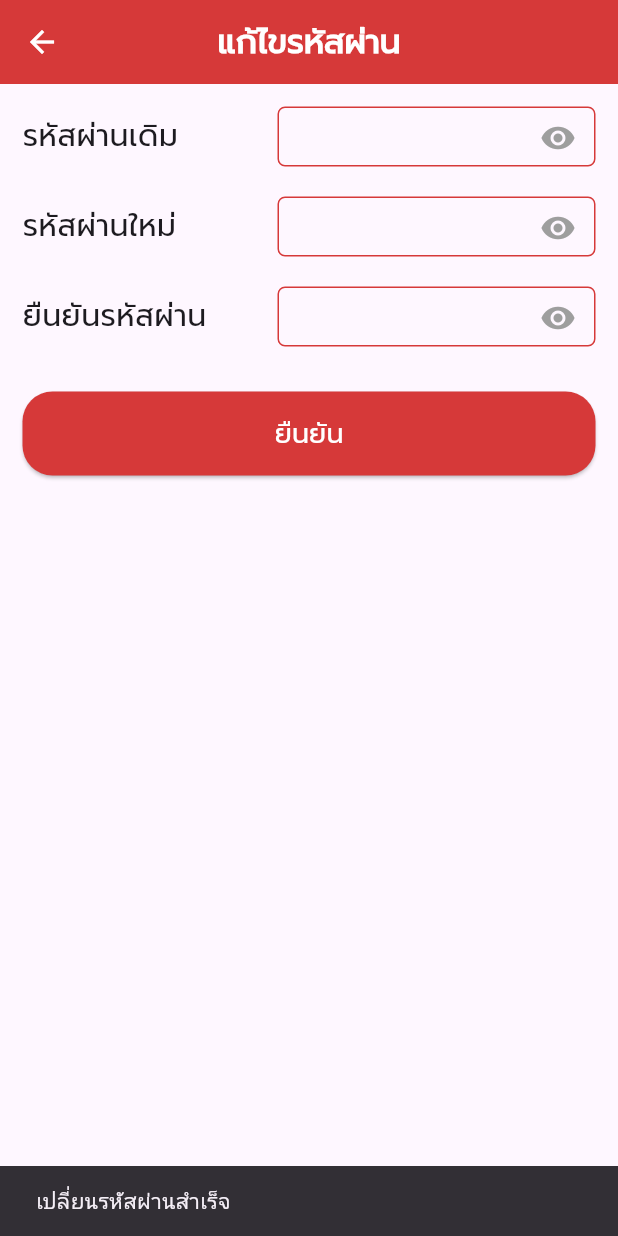
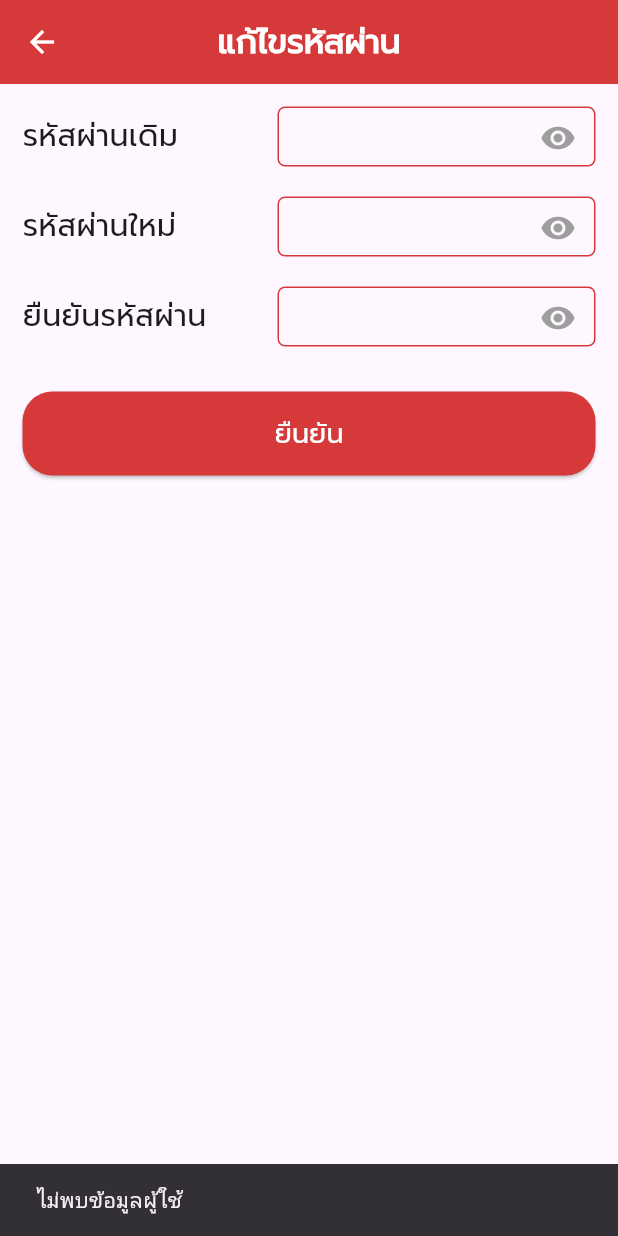
Before and after one commit to Kanyanat-Uetrakulchai/ITDS283-Sec2-Group2, a Flutter app: the ChangePWPage screen opened by its route, after a tap on "ยืนยัน", on a phone screen of 412 x 824 dp. Run offline on Flutter 3.47's test engine with Material 3 defaults, Android fonts, the phone set to English and light mode, and no system bars; our stand-ins replace flutter_dotenv, image_picker, shared_preferences, typewritertext; accounts and stored records are empty; project files that could hold a hidden picture were left out.

Commit message:
เพิ่มฟังก์ชันเปลี่ยนรหัสผ่าน

```diff
--- a/ruam_mit_application/lib/pages/changepassword_page.dart
+++ b/ruam_mit_application/lib/pages/changepassword_page.dart
@@ -1,4 +1,8 @@
 import 'package:flutter/material.dart';
+import 'package:http/http.dart' as http;
+import 'package:flutter_dotenv/flutter_dotenv.dart';
+import 'dart:convert';
+import 'package:shared_preferences/shared_preferences.dart'; // Add this import
 
 class ChangePWPage extends StatefulWidget {
   const ChangePWPage({super.key});
@@ -16,18 +20,68 @@ class _ChangePWPageState extends State<ChangePWPage> {
   bool _obscureNewPassword = true;
   bool _obscureConfirmPassword = true;
   bool _isLoading = false;
+  bool _passwordsMatch = true;
+
+  // Add this function to get UID from shared preferences
+  Future<int?> _getUserId() async {
+    final prefs = await SharedPreferences.getInstance();
+    print(prefs.getInt('uid'));
+    return prefs.getInt('uid');
+
+  }
 
   Future<void> _changePassword() async {
-    setState(() => _isLoading = true);
+    if (_newpasswordController.text != _confirmpasswordController.text) {
+      setState(() => _passwordsMatch = false);
+      ScaffoldMessenger.of(context).showSnackBar(
+        const SnackBar(content: Text('รหัสผ่านใหม่ไม่ตรงกัน')),
+      );
+      return;
+    }
 
-    await Future.delayed(const Duration(seconds: 1));
+    setState(() {
+      _passwordsMatch = true;
+      _isLoading = true;
+    });
 
-    setState(() => _isLoading = false);
+    try {
+      final userId = await _getUserId();
+      if (userId == null) {
+        ScaffoldMessenger.of(context).showSnackBar(
+          const SnackBar(content: Text('ไม่พบข้อมูลผู้ใช้')),
+        );
+        return;
+      }
 
-    if (mounted) {
+      final Map<String, dynamic> requestBody = {
+        'password': _newpasswordController.text,
+      };
+
+      final response = await http.put(
+        Uri.parse('${dotenv.env['url']}/api/user/$userId'),
+        headers: {'Content-Type': 'application/json'},
+        body: jsonEncode(requestBody),
+      );
+
+      if (response.statusCode == 200) {
+        ScaffoldMessenger.of(context).showSnackBar(
+          const SnackBar(content: Text('เปลี่ยนรหัสผ่านสำเร็จ')),
+        );
+        Navigator.pop(context);
+      } else {
+        final error = jsonDecode(response.body)['message'] ?? 'เปลี่ยนรหัสผ่านไม่สำเร็จ';
+        ScaffoldMessenger.of(context).showSnackBar(
+          SnackBar(content: Text(error)),
+        );
+      }
+    } catch (e) {
       ScaffoldMessenger.of(context).showSnackBar(
-        const SnackBar(content: Text('เปลี่ยนรหัสผ่านสำเร็จ')),
+        SnackBar(content: Text('เกิดข้อผิดพลาด: $e')),
       );
+    } finally {
+      if (mounted) {
+        setState(() => _isLoading = false);
+      }
     }
   }
 
```
Also changed, not shown: 1 other file.
